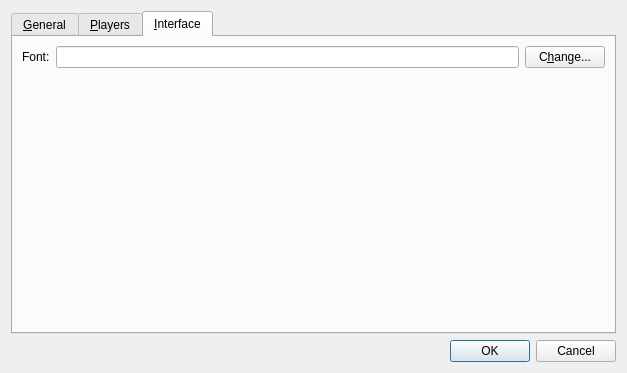
The window that src/configdialog.ui (smplayer-dev/smtube) describes before a commit, drawn with Qt 5.
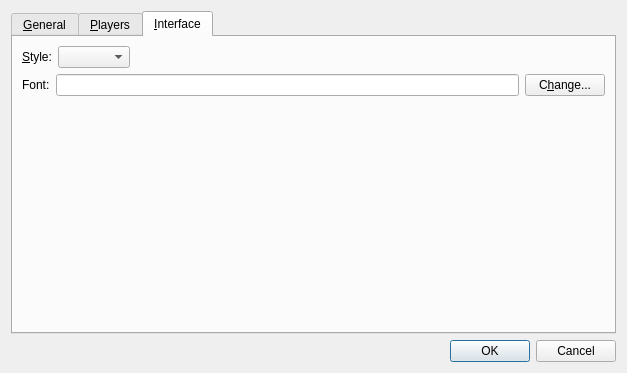
The same window after the commit. The open tabs and pages were chosen to show the change. Icons and pictures are not drawn.

Commit message: Add an option to select the application style

Patch:
```diff
--- a/src/configdialog.ui
+++ b/src/configdialog.ui
@@ -240,6 +240,36 @@
        <string>&amp;Interface</string>
       </attribute>
       <layout class="QVBoxLayout" name="verticalLayout_4">
+       <item>
+        <layout class="QHBoxLayout" name="horizontalLayout_4">
+         <item>
+          <widget class="QLabel" name="style_label">
+           <property name="text">
+            <string>&amp;Style:</string>
+           </property>
+           <property name="buddy">
+            <cstring>style_combo</cstring>
+           </property>
+          </widget>
+         </item>
+         <item>
+          <widget class="QComboBox" name="style_combo"/>
+         </item>
+         <item>
+          <spacer name="horizontalSpacer_2">
+           <property name="orientation">
+            <enum>Qt::Horizontal</enum>
+           </property>
+           <property name="sizeHint" stdset="0">
+            <size>
+             <width>40</width>
+             <height>20</height>
+            </size>
+           </property>
+          </spacer>
+         </item>
+        </layout>
+       </item>
        <item>
         <layout class="QHBoxLayout" name="_2">
          <property name="spacing">
```
Left out of the diff: 1 changed line with no effect on the pictures. The commit also changes 6 other files.
